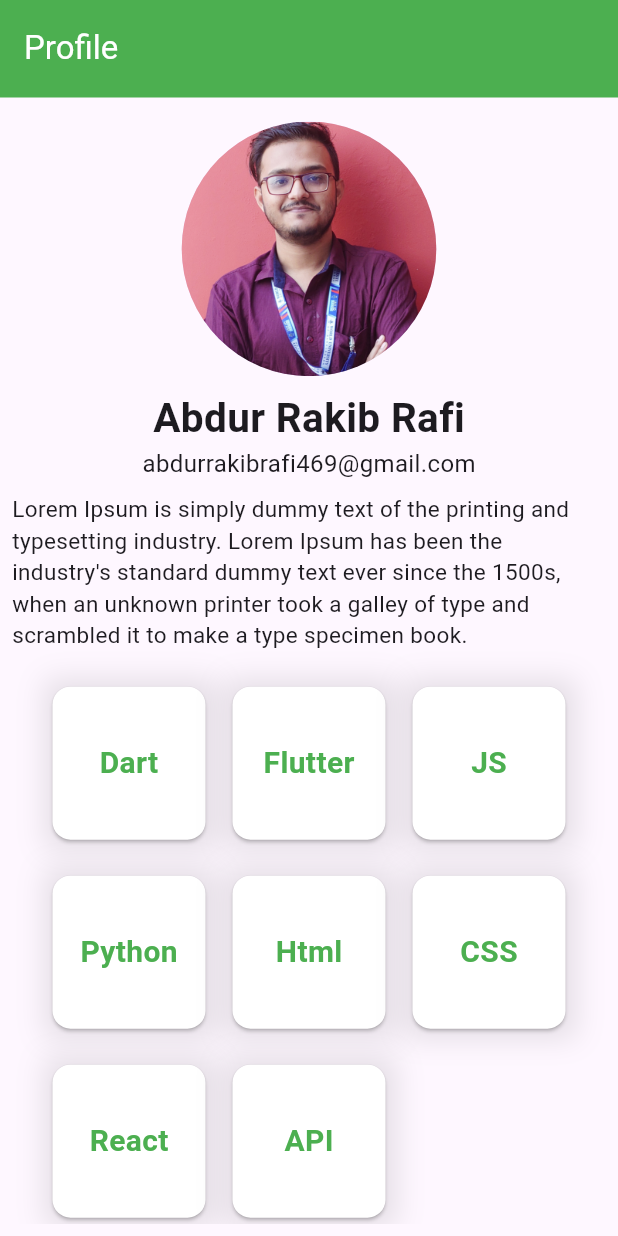
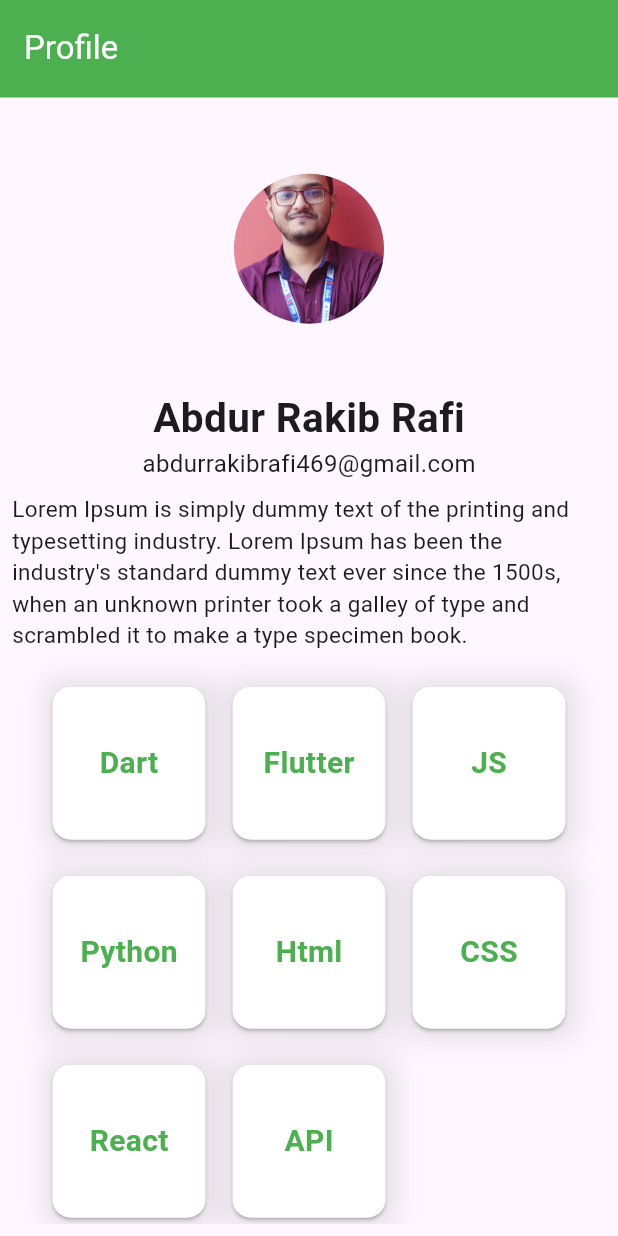
Before and after one commit to abdurrakibrafi/responsive_ui, a Flutter app: the screen it shows after launch, on a phone screen of 412 x 824 dp. Run offline on Flutter 3.47's test engine with Material 2 defaults, Android fonts, the phone set to English and light mode, and no system bars.

Commit message:
final code added

```diff
--- a/lib/home_screen.dart
+++ b/lib/home_screen.dart
@@ -39,9 +39,12 @@ class HomeScreen extends StatelessWidget {
               flex: isPortrait ? 1 : 1,
               child: Padding(
                 padding: const EdgeInsets.all(8.0),
-                child: CircleAvatar(
-                  radius: MediaQuery.of(context).size.width / 4,
-                  backgroundImage: AssetImage('assets/me.jpg'),
+                child: Container(
+                  width: 100,
+                  child: CircleAvatar(
+                    maxRadius: MediaQuery.of(context).size.width / 4,
+                    backgroundImage: AssetImage('assets/me.jpg'),
+                  ),
                 ),
               ),
             ),
```
